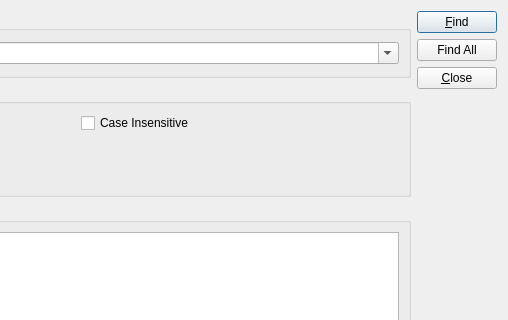
First picture: the form in hexwalk/advancedsearchdialog.ui, repository gcarmix/HexWalk, before the edit; both pictures show x 267 to 775 and y 0 to 320 of the 775 by 550 pixel window.
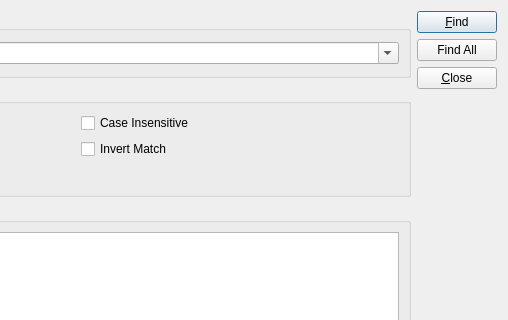
Second picture: the form after the edit.

Commit message:
Support Invert Matching (#51)
* Support Invert Matching: Modifying advancedsearchdialog.cpp

* Support Invert Matching: Modifying advancedsearchdialog.h

* Support Invert Matching: Modifying advancedsearchdialog.ui

* Support Invert Matching: Modifying chunks.cpp

* Support Invert Matching: Modifying chunks.h

* Support Invert Matching: Modifying qhexedit.cpp

* Support Invert Matching: Modifying qhexedit.h

```diff
--- a/hexwalk/advancedsearchdialog.ui
+++ b/hexwalk/advancedsearchdialog.ui
@@ -94,6 +94,13 @@
           </property>
          </widget>
         </item>
+        <item row="2" column="1">
+         <widget class="QCheckBox" name="cbInvertMatch">
+          <property name="text">
+           <string>Invert Match</string>
+          </property>
+         </widget>
+        </item>
        </layout>
       </widget>
      </item>
```
The commit also changes 6 other files.
